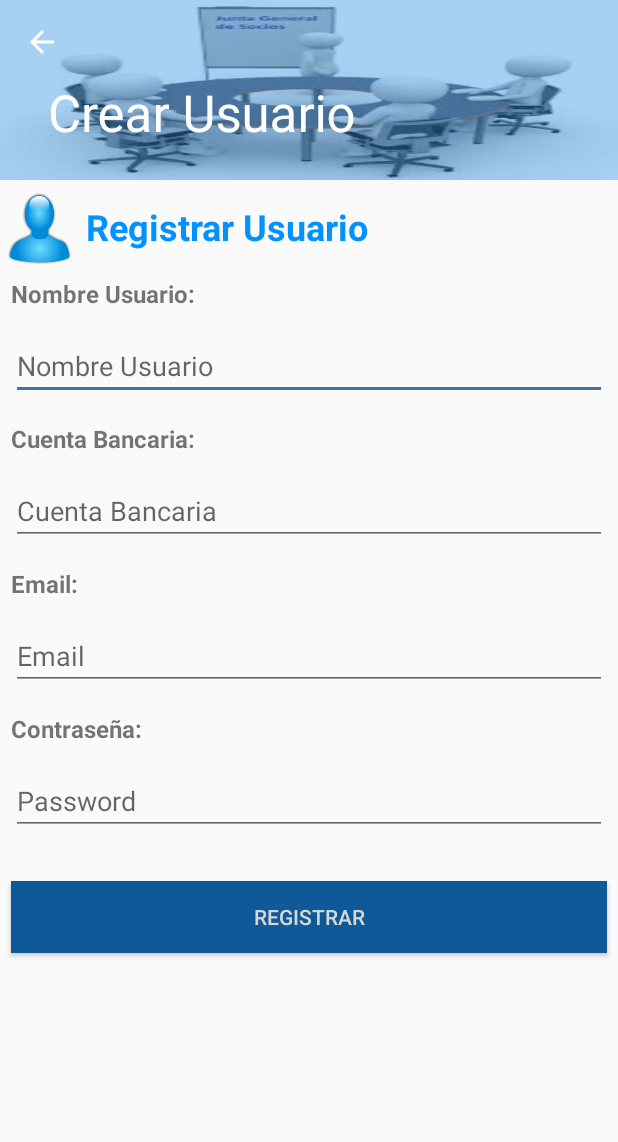
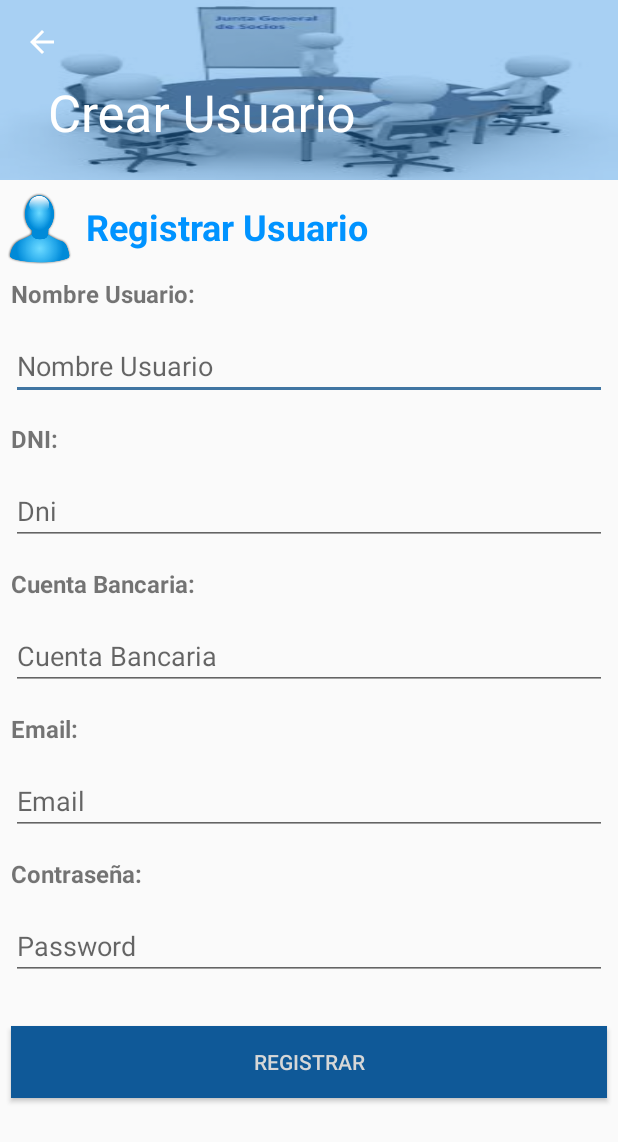
Before and after one commit to scyrizales/juntate, an Android app: the CrearUsuarioActivity screen opened directly, with no data from a screen before it, on a phone screen of 412 x 824 dp. Shown: the top 1142 px of the screen. Run offline under Robolectric (Android 15) with nearby library versions, the phone set to English and light mode, and no system bars.

Commit message:
Subiendo Pantallas

```diff
--- a/app/app/src/main/java/com/jdk/jonnathan/juntateapp/CrearUsuarioActivity.java
+++ b/app/app/src/main/java/com/jdk/jonnathan/juntateapp/CrearUsuarioActivity.java
@@ -21,7 +21,7 @@ import java.util.regex.Pattern;
 
 public class CrearUsuarioActivity extends AppCompatActivity implements View.OnClickListener {
 
-    EditText etNombres, etCuenta, etEmail, etPassword;
+    EditText etNombres, etCuenta, etEmail, etPassword, etDni;
     Button btnRegistrar;
     String accion;
     Profile currentData;
@@ -36,6 +36,7 @@ public class CrearUsuarioActivity extends AppCompatActivity implements View.OnCl
         toolbar = findViewById(R.id.toolbar);
         setSupportActionBar(toolbar);
 
+        etDni = findViewById(R.id.ProfileDNI);
         etNombres = findViewById(R.id.ProfileName);
         etCuenta = findViewById(R.id.ProfileAccount);
         etEmail = findViewById(R.id.ProfileEmail);
@@ -61,15 +62,12 @@ public class CrearUsuarioActivity extends AppCompatActivity implements View.OnCl
         ProfileDA profileDA = new ProfileDA();
         currentData = new Profile();
 
+        currentData.setDni(etDni.getText().toString());
         currentData.setNombre(etNombres.getText().toString());
         currentData.setCuentabancaria(etCuenta.getText().toString());
         currentData.setEmail(etEmail.getText().toString());
         currentData.setPassword(etPassword.getText().toString());
 
-        Date d = new Date();
-        int id = (d.getYear() + d.getMonth() + d.getDate() + d.getDay() + d.getHours() + d.getMinutes() + d.getSeconds());
-
-        currentData.setId(id);
         profileDA.adicionar(currentData);
 
         Snackbar.make(toolbar, "Usuario Creado", Snackbar.LENGTH_LONG).show();
--- a/app/app/src/main/java/com/jdk/jonnathan/juntateapp/LoginActivity.java
+++ b/app/app/src/main/java/com/jdk/jonnathan/juntateapp/LoginActivity.java
@@ -56,8 +56,6 @@ public class LoginActivity extends AppCompatActivity implements View.OnClickList
         if (mEmailView.getText().toString().isEmpty() ||
                 mPasswordView.getText().toString().isEmpty()) {
             Snackbar.make(rlayout, "Login incompleto", Snackbar.LENGTH_LONG).show();
-        } else if (isEmailValid(mEmailView.getText().toString())) {
-            Snackbar.make(rlayout, "Email inválido", Snackbar.LENGTH_LONG).show();
         } else if (isPasswordValid(mPasswordView.getText().toString())) {
             Snackbar.make(rlayout, "Ingresar Password correctamente", Snackbar.LENGTH_LONG).show();
         } else {
@@ -66,7 +64,7 @@ public class LoginActivity extends AppCompatActivity implements View.OnClickList
             profile = profileDA.login(mEmailView.getText().toString(),
                     mPasswordView.getText().toString());
 
-            if (profile.getId() == 0)
+            if (profile.getDni().length() == 0)
                 Snackbar.make(rlayout, "Login Incorrecto", Snackbar.LENGTH_LONG).show();
             else {
                 //prefs = PreferenceManager.getDefaultSharedPreferences(getContext());
--- a/app/app/src/main/java/com/jdk/jonnathan/juntateapp/manejadores/SqlHandler.java
+++ b/app/app/src/main/java/com/jdk/jonnathan/juntateapp/manejadores/SqlHandler.java
@@ -37,6 +37,10 @@ public class SqlHandler extends SQLiteOpenHelper {
 
         try {
 
+            if (newVersion == 2) {
+                db.execSQL(ProfileDA.SQL_REMOVER);
+                db.execSQL(ProfileDA.SQL_CREAR);
+            }
         } catch (SQLException e) {
             System.out.println(e.getMessage());
             e.printStackTrace();
--- a/app/app/src/main/res/layout/activity_crear_usuario.xml
+++ b/app/app/src/main/res/layout/activity_crear_usuario.xml
@@ -101,6 +101,24 @@
 
             <TextView
                 android:layout_margin="7dp"
+                android:layout_marginTop="15dp"
+                android:textSize="16dp"
+                android:textStyle="bold"
+                android:layout_width="wrap_content"
+                android:layout_height="wrap_content"
+                android:text="DNI:" />
+
+            <EditText
+                android:id="@+id/ProfileDNI"
+                android:layout_width="match_parent"
+                android:layout_height="wrap_content"
+                android:ems="5"
+                android:layout_margin="7dp"
+                android:hint="Dni"
+                android:inputType="number" />
+
+            <TextView
+                android:layout_margin="7dp"
                 android:textSize="16dp"
                 android:textStyle="bold"
                 android:layout_width="wrap_content"
```
Also changed, not shown: app/app/src/main/java/com/jdk/jonnathan/juntateapp/MainActivity.java (+4 -10 lines), app/app/src/main/java/com/jdk/jonnathan/juntateapp/dao/ProfileDA.java (+6 -6 lines), app/app/src/main/java/com/jdk/jonnathan/juntateapp/entidades/Profile.java (+5 -5 lines).
